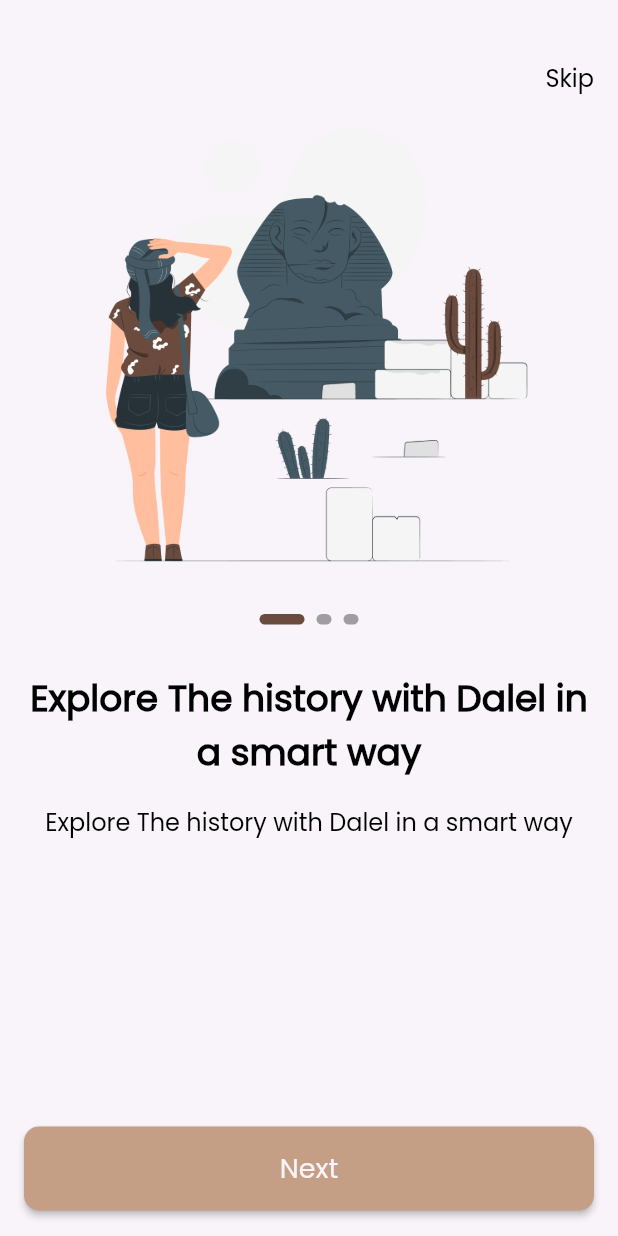
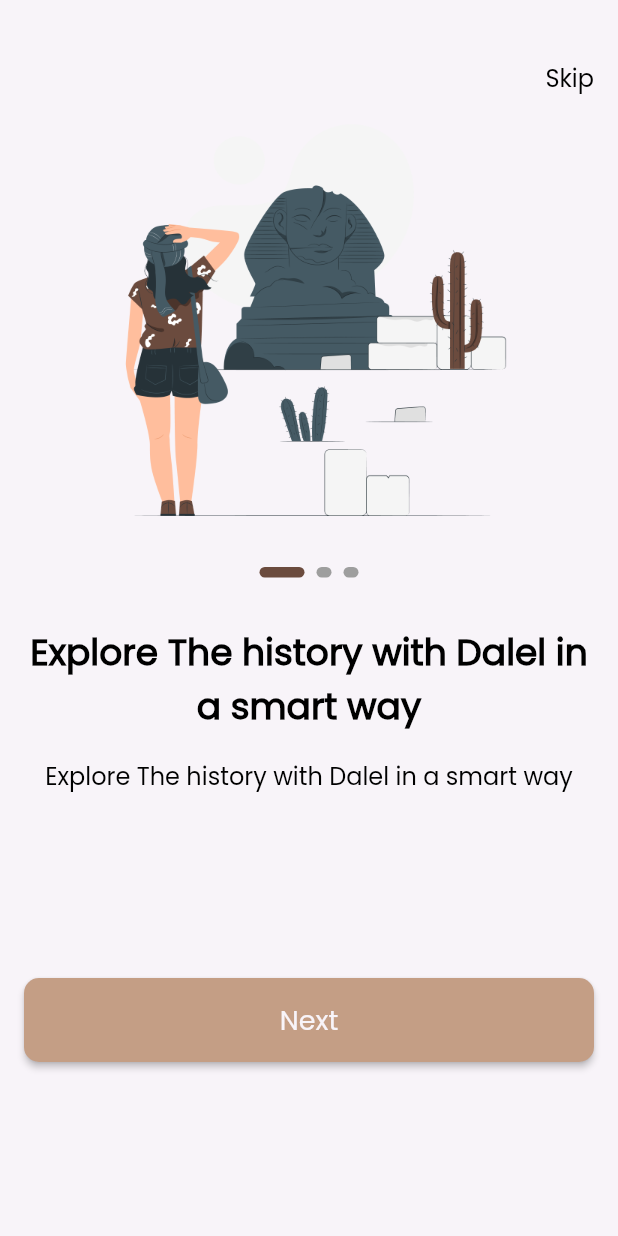
Before and after one commit to MohamedEssam-900009/dalel, a Flutter app: the screen it shows after launch, on a phone screen of 412 x 824 dp. Run offline on Flutter 3.47's test engine with Material 2 defaults, Android fonts, the phone set to English and light mode, and no system bars; drawn by our look-alikes of smooth_page_indicator; our stand-ins replace go_router.

Commit message:
Refactor our code

```diff
--- a/lib/core/functions/navigation.dart
+++ b/lib/core/functions/navigation.dart
@@ -3,3 +3,6 @@
 void customNavigate(context,String path) {
     GoRouter.of(context).push(path);
   }
+  void customReplacementNavigate(context,String path) {
+    GoRouter.of(context).pushReplacement(path);
+  }
--- a/lib/features/on_boarding/presentation/views/on_boarding_view.dart
+++ b/lib/features/on_boarding/presentation/views/on_boarding_view.dart
@@ -14,13 +14,17 @@ class OnBoardingView extends StatelessWidget {
       child: Scaffold(
         body: Padding(
           padding: const EdgeInsets.symmetric(horizontal: 16.0),
-          child: Column(
+          child: ListView(
+            physics: const BouncingScrollPhysics(),
             children: [
               const SizedBox(
                 height: 40.0,
               ),
               const CustomNavBar(),
               OnBoardingWidgetBody(),
+              const SizedBox(
+                height: 88.0,
+              ),
               const CustomButton(
                 text: AppStrings.next,
               ),
--- a/lib/features/on_boarding/presentation/widgets/onboarding_widget_body.dart
+++ b/lib/features/on_boarding/presentation/widgets/onboarding_widget_body.dart
@@ -11,13 +11,24 @@ class OnBoardingWidgetBody extends StatelessWidget {
 
   @override
   Widget build(BuildContext context) {
-    return Expanded(
+    return SizedBox(
+      height: 500.0,
       child: PageView.builder(
+        physics: const BouncingScrollPhysics(),
         controller: _controller,
         itemCount: 3,
         itemBuilder: (context, index) => Column(
           children: [
-            Image.asset(Assets.assetsImagesOnBoarding1),
+            Container(
+              height: 290.0,
+              width: 343.0,
+              decoration: const BoxDecoration(
+                image: DecorationImage(
+                  image: AssetImage(Assets.assetsImagesOnBoarding1),
+                  fit: BoxFit.fill,
+                ),
+              ),
+            ),
             const SizedBox(
               height: 24.0,
             ),
@@ -30,7 +41,9 @@ class OnBoardingWidgetBody extends StatelessWidget {
               style: CustomTextStyle.poppins500style24.copyWith(
                 fontWeight: FontWeight.bold,
               ),
+              maxLines: 2,
               textAlign: TextAlign.center,
+              overflow: TextOverflow.ellipsis,
             ),
             const SizedBox(
               height: 16.0,
@@ -39,6 +52,8 @@ class OnBoardingWidgetBody extends StatelessWidget {
               'Explore The history with Dalel in a smart way',
               style: CustomTextStyle.poppins300style16,
               textAlign: TextAlign.center,
+              maxLines: 2,
+              overflow: TextOverflow.ellipsis,
             ),
           ],
         ),
--- a/lib/features/splash/presentation/views/splash_view.dart
+++ b/lib/features/splash/presentation/views/splash_view.dart
@@ -33,6 +33,6 @@ class _SplashViewState extends State<SplashView> {
 
 void delayNavigation(context) {
   Future.delayed(const Duration(seconds: 2), () {
-    customNavigate(context, '/onBoarding');
+    customReplacementNavigate(context, '/onBoarding');
   });
 }
```
